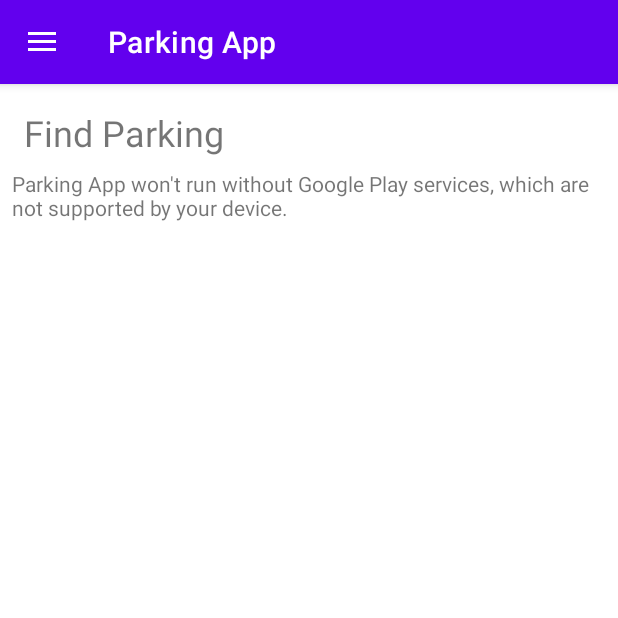
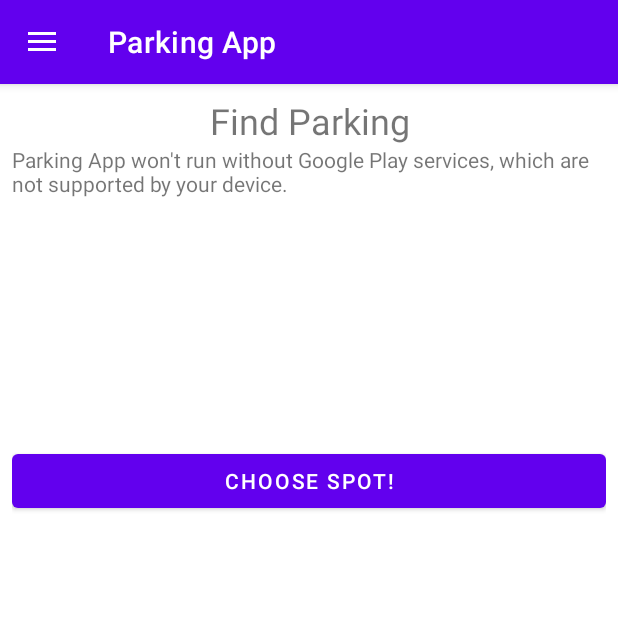
Before and after one commit to MadCuzDev/ParkingApp, an Android app: the screen it shows after launch (MainActivity), on a phone screen of 412 x 824 dp, the top half of it. Run offline under Robolectric (Android 15) with nearby library versions, the phone set to English and light mode, and no system bars.

Commit message:
all I got

```diff
--- a/app/build.gradle
+++ b/app/build.gradle
@@ -1,6 +1,7 @@
 plugins {
     id 'com.android.application'
     id 'com.google.android.libraries.mapsplatform.secrets-gradle-plugin'
+
 }
 
 android {
--- a/app/src/main/AndroidManifest.xml
+++ b/app/src/main/AndroidManifest.xml
@@ -2,6 +2,9 @@
 <manifest xmlns:android="http://schemas.android.com/apk/res/android"
     xmlns:tools="http://schemas.android.com/tools"
     tools:ignore="ExtraText">
+
+    <uses-permission android:name="android.permission.ACCESS_COARSE_LOCATION"
+        android:maxSdkVersion="32" />
 
     <application
         android:allowBackup="true"
--- /dev/null
+++ b/app/src/main/java/com/epiccoderdudes/parkingapp/LocationFinder.java
@@ -0,0 +1,4 @@
+package com.epiccoderdudes.parkingapp;
+
+public class LocationFinder {
+}
--- a/app/src/main/java/com/epiccoderdudes/parkingapp/MapsActivity.java
+++ b/app/src/main/java/com/epiccoderdudes/parkingapp/MapsActivity.java
@@ -4,13 +4,15 @@ import android.os.Bundle;
 
 import androidx.fragment.app.FragmentActivity;
 
-import com.epiccoderdudes.parkingapp.databinding.ActivityMapsBinding;
+
 import com.google.android.gms.maps.CameraUpdateFactory;
 import com.google.android.gms.maps.GoogleMap;
 import com.google.android.gms.maps.OnMapReadyCallback;
 import com.google.android.gms.maps.SupportMapFragment;
 import com.google.android.gms.maps.model.LatLng;
 import com.google.android.gms.maps.model.MarkerOptions;
+import com.epiccoderdudes.parkingapp.databinding.ActivityMapsBinding;
+
 
 public class MapsActivity extends FragmentActivity implements OnMapReadyCallback {
 
--- a/app/src/main/java/com/epiccoderdudes/parkingapp/MapsFragment.java
+++ b/app/src/main/java/com/epiccoderdudes/parkingapp/MapsFragment.java
@@ -42,9 +42,9 @@ public class MapsFragment extends Fragment {
         public void onMapReady(GoogleMap googleMap) {
             GoogleMap mMap = googleMap;
 
-            LatLng sydney = new LatLng(-34, 151);
-            mMap.addMarker(new MarkerOptions().position(sydney).title("Marker in Sydney"));
-            mMap.moveCamera(CameraUpdateFactory.newLatLng(sydney));
+            LatLng waterloo = new LatLng(43.5, -80.5);
+            mMap.addMarker(new MarkerOptions().position(waterloo).title("Marker in waterloo"));
+            mMap.moveCamera(CameraUpdateFactory.newLatLng(waterloo));
         }
     };
 
--- a/app/src/main/res/layout/activity_main.xml
+++ b/app/src/main/res/layout/activity_main.xml
@@ -1,6 +1,5 @@
 <?xml version="1.0" encoding="utf-8"?>
-<androidx.drawerlayout.widget.DrawerLayout
-    xmlns:android="http://schemas.android.com/apk/res/android"
+<androidx.drawerlayout.widget.DrawerLayout xmlns:android="http://schemas.android.com/apk/res/android"
     xmlns:app="http://schemas.android.com/apk/res-auto"
     xmlns:tools="http://schemas.android.com/tools"
     android:id="@+id/my_drawer_layout"
@@ -26,38 +25,24 @@
             app:layout_constraintStart_toStartOf="parent"
             app:layout_constraintTop_toTopOf="parent">
 
-            <LinearLayout
-                android:id="@+id/title_layout"
-                android:layout_width="match_parent"
-                android:layout_height="wrap_content"
-                android:layout_marginStart="8dp"
-                android:layout_marginTop="8dp"
-                android:layout_marginEnd="8dp"
-                android:layout_marginBottom="8dp"
-                android:orientation="horizontal">
-
             <TextView
                 android:layout_width="match_parent"
                 android:layout_height="wrap_content"
-                    android:gravity="center"
                 android:text="@string/find_parking"
-                    android:textAlignment="viewStart"
+                android:textAlignment="center"
                 android:textSize="24sp" />
-
-            </LinearLayout>
-
-            <LinearLayout
-                android:id="@+id/fragmentContainerView"
-                android:layout_width="match_parent"
-                android:layout_height="200dp"
-                android:layout_weight="1">
 
             <androidx.fragment.app.FragmentContainerView
                 android:id="@+id/fragmentContainerView2"
                 android:name="com.epiccoderdudes.parkingapp.MapsFragment"
                 android:layout_width="match_parent"
                 android:layout_height="wrap_content" />
-            </LinearLayout>
+
+            <Button
+                android:id="@+id/button"
+                android:layout_width="match_parent"
+                android:layout_height="wrap_content"
+                android:text="@string/find_parking_button" />
 
         </LinearLayout>
 
--- a/app/src/main/res/values/strings.xml
+++ b/app/src/main/res/values/strings.xml
@@ -15,4 +15,5 @@
 
     <string name="find_parking">Find Parking</string>
     <string name="title_activity_maps">MapsActivity</string>
+    <string name="find_parking_button">Choose Spot!</string>
 </resources>
```
Also changed, not shown: app/src/main/java/com/epiccoderdudes/parkingapp/MainActivity.java (+25 -0 lines). Lines whose indentation alone changed are shown as unchanged.
